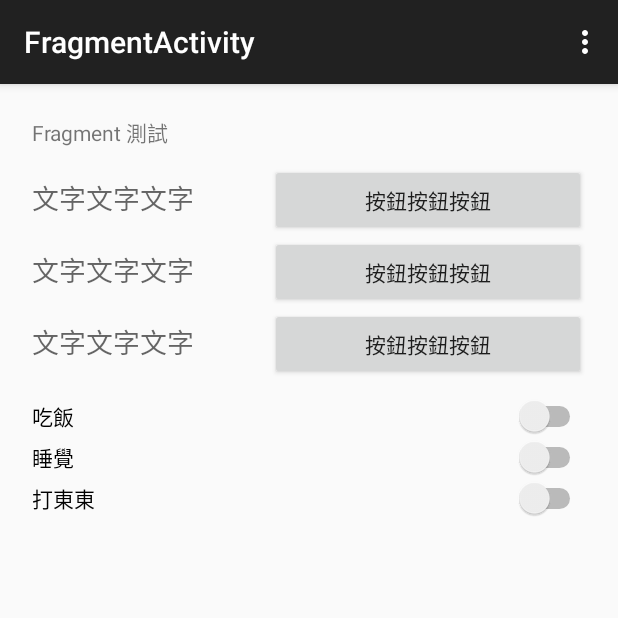
After one commit to fishingboy/Android_Test, an Android app: the FragmentActivity screen opened directly, with no data from a screen before it, on a phone screen of 412 x 824 dp, the top half of it. The commit adds this screen. Run offline under Robolectric (Android 15) with nearby library versions, the phone set to English and light mode, and no system bars.

Commit message:
Fragment 測試(靜態嵌入在 Activity 上)

```diff
--- a/app/build.gradle
+++ b/app/build.gradle
@@ -22,4 +22,6 @@ android {
 dependencies {
     compile fileTree(dir: 'libs', include: ['*.jar'])
     compile 'com.android.support:appcompat-v7:21.0.3'
+    compile 'com.android.support:support-v4:21.0.3'
+    compile 'com.google.android.gms:play-services:6.5.87'
 }
--- a/app/src/main/AndroidManifest.xml
+++ b/app/src/main/AndroidManifest.xml
@@ -1,6 +1,9 @@
 <?xml version="1.0" encoding="utf-8"?>
 <manifest xmlns:android="http://schemas.android.com/apk/res/android"
     package="com.leo_kuo.android_test" >
+
+    <!-- To access Google+ APIs: -->
+    <uses-permission android:name="android.permission.INTERNET" />
 
     <application
         android:allowBackup="true"
@@ -52,6 +55,10 @@
             android:name=".ListViewIconActivity"
             android:label="@string/title_activity_list_view_icon" >
         </activity>
+        <activity
+            android:name=".FragmentActivity"
+            android:label="@string/title_activity_fragment" >
+        </activity>
     </application>
 
 </manifest>
--- /dev/null
+++ b/app/src/main/java/com/leo_kuo/android_test/BlankFragment.java
@@ -0,0 +1,18 @@
+package com.leo_kuo.android_test;
+
+import android.os.Bundle;
+import android.app.Fragment;
+import android.view.LayoutInflater;
+import android.view.View;
+import android.view.ViewGroup;
+
+public class BlankFragment extends Fragment
+{
+    @Override
+    public View onCreateView(LayoutInflater inflater, ViewGroup container,
+                             Bundle savedInstanceState)
+    {
+        // Inflate the layout for this fragment
+        return inflater.inflate(R.layout.fragment_blank, container, false);
+    }
+}
--- /dev/null
+++ b/app/src/main/java/com/leo_kuo/android_test/FragmentActivity.java
@@ -0,0 +1,17 @@
+package com.leo_kuo.android_test;
+
+import android.support.v7.app.ActionBarActivity;
+import android.os.Bundle;
+import android.view.Menu;
+import android.view.MenuItem;
+
+
+public class FragmentActivity extends MainView
+{
+    @Override
+    protected void onCreate(Bundle savedInstanceState)
+    {
+        super.onCreate(savedInstanceState);
+        setContentView(R.layout.activity_fragment);
+    }
+}
--- a/app/src/main/java/com/leo_kuo/android_test/MainView.java
+++ b/app/src/main/java/com/leo_kuo/android_test/MainView.java
@@ -131,10 +131,10 @@ public class MainView extends ActionBarActivity
     // 顯示 Table Layout 測試畫面
     public void showFragment(View view)
     {
-        Lib.alert(view, "功能尚未完成。");
-//        Intent intent = new Intent();
-//        intent.setClass(this, BlankFragment.class);
-//        startActivity(intent);
+//        Lib.alert(view, "功能尚未完成。");
+        Intent intent = new Intent();
+        intent.setClass(this, FragmentActivity.class);
+        startActivity(intent);
     }
 
     public void showImage(View view)
--- /dev/null
+++ b/app/src/main/java/com/leo_kuo/android_test/leoFragment.java
@@ -0,0 +1,20 @@
+package com.leo_kuo.android_test;
+
+
+import android.os.Bundle;
+import android.app.Fragment;
+import android.view.LayoutInflater;
+import android.view.View;
+import android.view.ViewGroup;
+
+
+public class leoFragment extends Fragment
+{
+    @Override
+    public View onCreateView(LayoutInflater inflater, ViewGroup container,
+                             Bundle savedInstanceState)
+    {
+        // Inflate the layout for this fragment
+        return inflater.inflate(R.layout.fragment_leo, container, false);
+    }
+}
--- /dev/null
+++ b/app/src/main/res/layout/activity_fragment.xml
@@ -0,0 +1,41 @@
+<LinearLayout xmlns:android="http://schemas.android.com/apk/res/android"
+                xmlns:tools="http://schemas.android.com/tools"
+                android:layout_width="match_parent"
+                android:layout_height="match_parent"
+                android:paddingLeft="@dimen/activity_horizontal_margin"
+                android:paddingRight="@dimen/activity_horizontal_margin"
+                android:paddingTop="@dimen/activity_vertical_margin"
+                android:paddingBottom="@dimen/activity_vertical_margin"
+                tools:context="com.leo_kuo.android_test.FragmentActivity"
+                android:orientation="vertical">
+
+    <TextView
+        android:text="Fragment 測試"
+        android:layout_width="wrap_content"
+        android:layout_height="wrap_content"
+        android:id="@+id/textView2"
+        android:layout_margin="5dp"/>
+
+    <!-- fragment 自帶框線-->
+    <fragment
+        android:id="@+id/fragment"
+        android:name="com.leo_kuo.android_test.BlankFragment"
+        android:layout_width="match_parent"
+        android:layout_height="wrap_content"
+        android:layout_margin="5dp"/>
+
+    <!-- 畫面上定義框線-->
+    <FrameLayout
+    android:layout_width="match_parent"
+    android:layout_height="wrap_content"
+    android:layout_gravity="center_horizontal"
+    android:background="?android:attr/detailsElementBackground"
+    android:layout_margin="5dp">
+        <fragment
+            android:layout_width="match_parent"
+            android:layout_height="wrap_content"
+            android:name="com.leo_kuo.android_test.leoFragment"
+            android:id="@+id/fragment2"
+            android:layout_gravity="center_horizontal"/>
+    </FrameLayout>
+</LinearLayout>
--- a/app/src/main/res/layout/activity_main.xml
+++ b/app/src/main/res/layout/activity_main.xml
@@ -113,7 +113,7 @@
         <Button
             android:layout_width="match_parent"
             android:layout_height="wrap_content"
-            android:text="Fragment 測試"
+            android:text="Fragment 測試(靜態)"
             android:layout_gravity="center_horizontal"
             android:onClick="showFragment"/>
 
--- /dev/null
+++ b/app/src/main/res/layout/fragment_blank.xml
@@ -0,0 +1,56 @@
+<FrameLayout xmlns:android="http://schemas.android.com/apk/res/android"
+             xmlns:tools="http://schemas.android.com/tools"
+             android:layout_width="match_parent"
+             android:layout_height="match_parent"
+             tools:context="com.leo_kuo.android_test.BlankFragment"
+             android:background="?android:attr/detailsElementBackground">
+
+
+    <TableLayout
+        android:layout_width="fill_parent"
+        android:layout_height="fill_parent"
+        android:layout_gravity="left|top">
+        <TableRow>
+            <TextView
+                android:layout_width="wrap_content"
+                android:layout_height="wrap_content"
+                android:textAppearance="?android:attr/textAppearanceMedium"
+                android:text="文字文字文字"
+                android:layout_weight="1"/>
+
+            <Button
+                android:layout_width="match_parent"
+                android:layout_height="wrap_content"
+                android:text="按鈕按鈕按鈕"
+                android:layout_weight="2"/>
+        </TableRow>
+        <TableRow>
+            <TextView
+                android:layout_width="wrap_content"
+                android:layout_height="wrap_content"
+                android:textAppearance="?android:attr/textAppearanceMedium"
+                android:text="文字文字文字"
+                android:layout_weight="1"/>
+
+            <Button
+                android:layout_width="match_parent"
+                android:layout_height="wrap_content"
+                android:text="按鈕按鈕按鈕"
+                android:layout_weight="2"/>
+        </TableRow>
+        <TableRow>
+            <TextView
+                android:layout_width="wrap_content"
+                android:layout_height="wrap_content"
+                android:textAppearance="?android:attr/textAppearanceMedium"
+                android:text="文字文字文字"
+                android:layout_weight="1"/>
+
+            <Button
+                android:layout_width="match_parent"
+                android:layout_height="wrap_content"
+                android:text="按鈕按鈕按鈕"
+                android:layout_weight="2"/>
+        </TableRow>
+    </TableLayout>
+</FrameLayout>
--- /dev/null
+++ b/app/src/main/res/layout/fragment_leo.xml
@@ -0,0 +1,25 @@
+<LinearLayout xmlns:android="http://schemas.android.com/apk/res/android"
+             xmlns:tools="http://schemas.android.com/tools"
+             android:layout_width="match_parent"
+             android:layout_height="match_parent"
+             tools:context="com.leo_kuo.android_test.leoFragment"
+             android:orientation="vertical">
+
+    <Switch
+        android:layout_width="match_parent"
+        android:layout_height="wrap_content"
+        android:text="吃飯"
+        android:id="@+id/switch2"/>
+
+    <Switch
+        android:layout_width="match_parent"
+        android:layout_height="wrap_content"
+        android:text="睡覺"
+        android:id="@+id/switch1"/>
+
+    <Switch
+        android:layout_width="match_parent"
+        android:layout_height="wrap_content"
+        android:text="打東東"
+        android:id="@+id/switch3"/>
+</LinearLayout>
--- a/app/src/main/res/menu/menu_blank.xml
+++ b/app/src/main/res/menu/menu_blank.xml
@@ -1,8 +1,9 @@
 <menu xmlns:android="http://schemas.android.com/apk/res/android"
-    xmlns:app="http://schemas.android.com/apk/res-auto"
-    xmlns:tools="http://schemas.android.com/tools" tools:context=".BlankActivity">
-    <item android:id="@+id/action_settings" android:title="@string/action_settings"
-        android:orderInCategory="100" app:showAsAction="never" />
-    <item android:id="@+id/action_about" android:title="@string/action_about"
-        android:orderInCategory="100" app:showAsAction="never" />
+      xmlns:app="http://schemas.android.com/apk/res-auto"
+      xmlns:tools="http://schemas.android.com/tools"
+      tools:context="com.leo_kuo.android_test.FragmentActivity">
+    <item android:id="@+id/action_settings"
+          android:title="@string/action_settings"
+          android:orderInCategory="100"
+          app:showAsAction="never"/>
 </menu>
--- a/app/src/main/res/values/strings.xml
+++ b/app/src/main/res/values/strings.xml
@@ -25,5 +25,6 @@
     </string-array>
 
     <string name="title_activity_list_view_icon">ListView 圖示測試</string>
+    <string name="title_activity_fragment">FragmentActivity</string>
 
 </resources>
```
Also changed, not shown: 2 other files.
